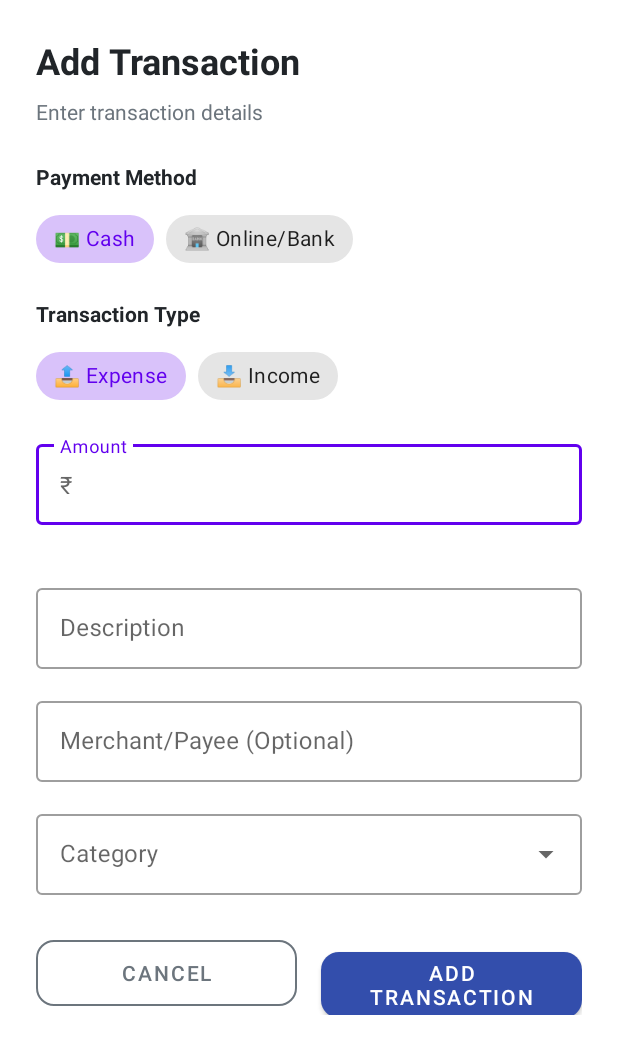
After one commit to Koshpal/Koshpal-Mobile-Android, an Android app: the layout dialog_add_transaction.xml on its own in the app's theme, with its tools: preview values and no code run, on a phone screen of 412 x 824 dp. The commit adds this screen. Shown: the top 1054 px of the screen. Run offline under Robolectric (Android 15) with nearby library versions, the light colour scheme and no system bars.

Commit message:
Manual Transaction Add Functionality Done

```diff
--- /dev/null
+++ b/app/src/main/res/layout/dialog_add_transaction.xml
@@ -0,0 +1,229 @@
+<?xml version="1.0" encoding="utf-8"?>
+<androidx.core.widget.NestedScrollView xmlns:android="http://schemas.android.com/apk/res/android"
+    xmlns:app="http://schemas.android.com/apk/res-auto"
+    android:layout_width="match_parent"
+    android:layout_height="wrap_content"
+    android:fillViewport="true">
+
+    <LinearLayout
+        android:layout_width="match_parent"
+        android:layout_height="wrap_content"
+        android:orientation="vertical"
+        android:padding="24dp">
+
+        <!-- Header -->
+        <TextView
+            android:layout_width="wrap_content"
+            android:layout_height="wrap_content"
+            android:text="Add Transaction"
+            android:textColor="@color/text_primary"
+            android:textSize="24sp"
+            android:textStyle="bold"
+            android:layout_marginBottom="8dp" />
+
+        <TextView
+            android:layout_width="wrap_content"
+            android:layout_height="wrap_content"
+            android:text="Enter transaction details"
+            android:textColor="@color/text_secondary"
+            android:textSize="14sp"
+            android:layout_marginBottom="24dp" />
+
+        <!-- Payment Method Selection -->
+        <TextView
+            android:layout_width="wrap_content"
+            android:layout_height="wrap_content"
+            android:text="Payment Method"
+            android:textColor="@color/text_primary"
+            android:textSize="14sp"
+            android:textStyle="bold"
+            android:layout_marginBottom="8dp" />
+
+        <com.google.android.material.chip.ChipGroup
+            android:id="@+id/chipGroupPaymentMethod"
+            android:layout_width="match_parent"
+            android:layout_height="wrap_content"
+            app:singleSelection="true"
+            app:selectionRequired="true"
+            android:layout_marginBottom="16dp">
+
+            <com.google.android.material.chip.Chip
+                android:id="@+id/chipCash"
+                style="@style/Widget.MaterialComponents.Chip.Choice"
+                android:layout_width="wrap_content"
+                android:layout_height="wrap_content"
+                android:text="💵 Cash"
+                android:checked="true" />
+
+            <com.google.android.material.chip.Chip
+                android:id="@+id/chipOnline"
+                style="@style/Widget.MaterialComponents.Chip.Choice"
+                android:layout_width="wrap_content"
+                android:layout_height="wrap_content"
+                android:text="🏦 Online/Bank" />
+
+        </com.google.android.material.chip.ChipGroup>
+
+        <!-- Bank Selection (shown only for Online) -->
+        <com.google.android.material.textfield.TextInputLayout
+            android:id="@+id/tilBank"
+            android:layout_width="match_parent"
+            android:layout_height="wrap_content"
+            android:hint="Select Bank"
+            android:visibility="gone"
+            style="@style/Widget.MaterialComponents.TextInputLayout.OutlinedBox.ExposedDropdownMenu"
+            android:layout_marginBottom="16dp">
+
+            <AutoCompleteTextView
+                android:id="@+id/actvBank"
+                android:layout_width="match_parent"
+                android:layout_height="wrap_content"
+                android:inputType="none"
+                android:padding="16dp" />
+
+        </com.google.android.material.textfield.TextInputLayout>
+
+        <!-- Transaction Type -->
+        <TextView
+            android:layout_width="wrap_content"
+            android:layout_height="wrap_content"
+            android:text="Transaction Type"
+            android:textColor="@color/text_primary"
+            android:textSize="14sp"
+            android:textStyle="bold"
+            android:layout_marginBottom="8dp" />
+
+        <com.google.android.material.chip.ChipGroup
+            android:id="@+id/chipGroupTransactionType"
+            android:layout_width="match_parent"
+            android:layout_height="wrap_content"
+            app:singleSelection="true"
+            app:selectionRequired="true"
+            android:layout_marginBottom="16dp">
+
+            <com.google.android.material.chip.Chip
+                android:id="@+id/chipExpense"
+                style="@style/Widget.MaterialComponents.Chip.Choice"
+                android:layout_width="wrap_content"
+                android:layout_height="wrap_content"
+                android:text="📤 Expense"
+                android:checked="true" />
+
+            <com.google.android.material.chip.Chip
+                android:id="@+id/chipIncome"
+                style="@style/Widget.MaterialComponents.Chip.Choice"
+                android:layout_width="wrap_content"
+                android:layout_height="wrap_content"
+                android:text="📥 Income" />
+
+        </com.google.android.material.chip.ChipGroup>
+
+        <!-- Amount -->
+        <com.google.android.material.textfield.TextInputLayout
+            android:id="@+id/tilAmount"
+            android:layout_width="match_parent"
+            android:layout_height="wrap_content"
+            android:hint="Amount"
+            style="@style/Widget.MaterialComponents.TextInputLayout.OutlinedBox"
+            android:layout_marginBottom="16dp"
+            app:prefixText="₹ "
+            app:errorEnabled="true">
+
+            <com.google.android.material.textfield.TextInputEditText
+                android:id="@+id/etAmount"
+                android:layout_width="match_parent"
+                android:layout_height="wrap_content"
+                android:inputType="numberDecimal"
+                android:padding="16dp" />
+
+        </com.google.android.material.textfield.TextInputLayout>
+
+        <!-- Description -->
+        <com.google.android.material.textfield.TextInputLayout
+            android:id="@+id/tilDescription"
+            android:layout_width="match_parent"
+            android:layout_height="wrap_content"
+            android:hint="Description"
+            style="@style/Widget.MaterialComponents.TextInputLayout.OutlinedBox"
+            android:layout_marginBottom="16dp">
+
+            <com.google.android.material.textfield.TextInputEditText
+                android:id="@+id/etDescription"
+                android:layout_width="match_parent"
+                android:layout_height="wrap_content"
+                android:inputType="textCapSentences"
+                android:padding="16dp" />
+
+        </com.google.android.material.textfield.TextInputLayout>
+
+        <!-- Merchant/Payee -->
+        <com.google.android.material.textfield.TextInputLayout
+            android:id="@+id/tilMerchant"
+            android:layout_width="match_parent"
+            android:layout_height="wrap_content"
+            android:hint="Merchant/Payee (Optional)"
+            style="@style/Widget.MaterialComponents.TextInputLayout.OutlinedBox"
+            android:layout_marginBottom="16dp">
+
+            <com.google.android.material.textfield.TextInputEditText
+                android:id="@+id/etMerchant"
+                android:layout_width="match_parent"
+                android:layout_height="wrap_content"
+                android:inputType="textCapWords"
+                android:padding="16dp" />
+
+        </com.google.android.material.textfield.TextInputLayout>
+
+        <!-- Category Selection -->
+        <com.google.android.material.textfield.TextInputLayout
+            android:id="@+id/tilCategory"
+            android:layout_width="match_parent"
+            android:layout_height="wrap_content"
+            android:hint="Category"
+            style="@style/Widget.MaterialComponents.TextInputLayout.OutlinedBox.ExposedDropdownMenu"
+            android:layout_marginBottom="24dp">
+
+            <AutoCompleteTextView
+                android:id="@+id/actvCategory"
+                android:layout_width="match_parent"
+                android:layout_height="wrap_content"
+                android:inputType="none"
+                android:padding="16dp" />
+
+        </com.google.android.material.textfield.TextInputLayout>
+
+        <!-- Buttons -->
+        <LinearLayout
+            android:layout_width="match_parent"
+            android:layout_height="wrap_content"
+            android:orientation="horizontal"
+            android:weightSum="2">
+
+            <com.google.android.material.button.MaterialButton
+                android:id="@+id/btnCancel"
+                style="@style/Widget.MaterialComponents.Button.OutlinedButton"
+                android:layout_width="0dp"
+                android:layout_height="56dp"
+                android:layout_weight="1"
+                android:layout_marginEnd="8dp"
+                android:text="Cancel"
+                android:textColor="@color/text_secondary"
+                app:cornerRadius="12dp"
+                app:strokeColor="@color/text_secondary" />
+
+            <com.google.android.material.button.MaterialButton
+                android:id="@+id/btnSave"
+                android:layout_width="0dp"
+                android:layout_height="56dp"
+                android:layout_weight="1"
+                android:layout_marginStart="8dp"
+                android:text="Add Transaction"
+                android:textColor="@color/white"
+                app:cornerRadius="12dp"
+                app:backgroundTint="@color/primary" />
+
+        </LinearLayout>
+
+    </LinearLayout>
+
+</androidx.core.widget.NestedScrollView>
```
Also changed, not shown: app/src/main/java/com/koshpal_android/koshpalapp/ui/home/HomeFragment.kt (+24 -0 lines), app/src/main/java/com/koshpal_android/koshpalapp/ui/home/dialog/AddTransactionDialog.kt (added, +277 -0 lines), app/src/main/java/com/koshpal_android/koshpalapp/utils/BankThemeProvider.kt (+5 -5 lines), app/src/main/res/layout/fragment_home.xml (+16 -0 lines), app/src/main/res/drawable/ic_ippb.png (deleted), app/src/main/res/drawable/ic_phonepay.png (deleted), app/src/main/res/drawable/ic_sbi.png (deleted).
